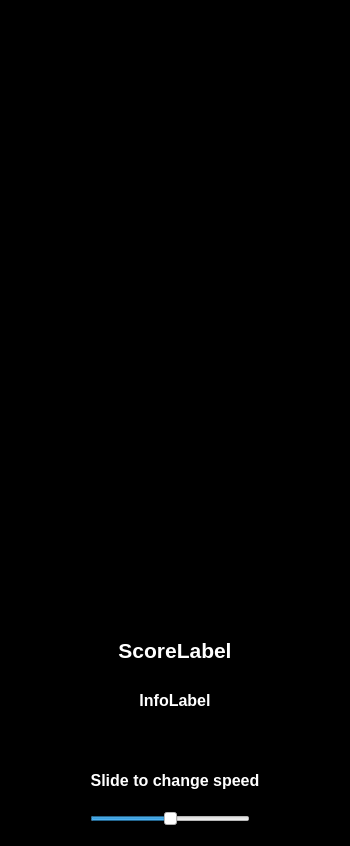
Before: the Qt Designer form game_window.ui in adamchor1992/Tetris_Game_Qt_Cplusplus, drawn with Qt 5.
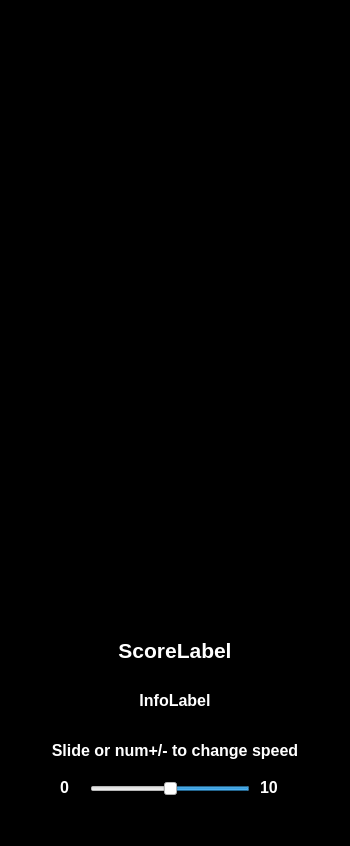
After: the same form once the commit is applied.

Commit message: game speed can now be controled using num +/- keys

```diff
--- a/game_window.ui
+++ b/game_window.ui
@@ -563,7 +563,7 @@
     <property name="geometry">
      <rect>
       <x>90</x>
-      <y>810</y>
+      <y>780</y>
       <width>160</width>
       <height>18</height>
      </rect>
@@ -1023,7 +1023,7 @@
      <enum>Qt::Horizontal</enum>
     </property>
     <property name="invertedAppearance">
-     <bool>false</bool>
+     <bool>true</bool>
     </property>
     <property name="invertedControls">
      <bool>false</bool>
@@ -1033,7 +1033,7 @@
     <property name="geometry">
      <rect>
       <x>20</x>
-      <y>760</y>
+      <y>730</y>
       <width>310</width>
       <height>40</height>
      </rect>
@@ -1047,12 +1047,52 @@
      </font>
     </property>
     <property name="text">
-     <string>Slide to change speed</string>
+     <string>Slide or num+/- to change speed</string>
     </property>
     <property name="alignment">
      <set>Qt::AlignCenter</set>
     </property>
    </widget>
+   <widget class="QLabel" name="label">
+    <property name="geometry">
+     <rect>
+      <x>260</x>
+      <y>775</y>
+      <width>25</width>
+      <height>25</height>
+     </rect>
+    </property>
+    <property name="font">
+     <font>
+      <pointsize>12</pointsize>
+      <weight>75</weight>
+      <bold>true</bold>
+     </font>
+    </property>
+    <property name="text">
+     <string>10</string>
+    </property>
+   </widget>
+   <widget class="QLabel" name="label_2">
+    <property name="geometry">
+     <rect>
+      <x>60</x>
+      <y>775</y>
+      <width>25</width>
+      <height>25</height>
+     </rect>
+    </property>
+    <property name="font">
+     <font>
+      <pointsize>12</pointsize>
+      <weight>75</weight>
+      <bold>true</bold>
+     </font>
+    </property>
+    <property name="text">
+     <string>0</string>
+    </property>
+   </widget>
   </widget>
  </widget>
  <layoutdefault spacing="6" margin="11"/>
```
The commit also changes 1 other file.
